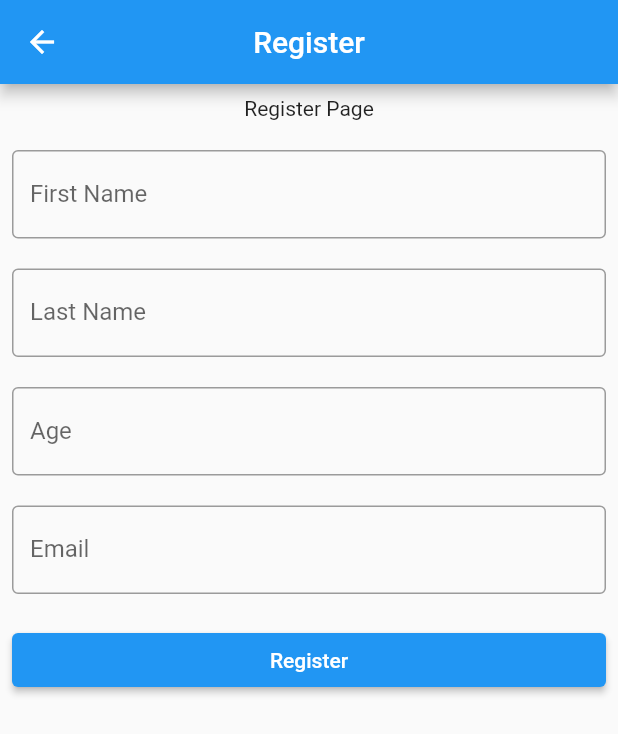
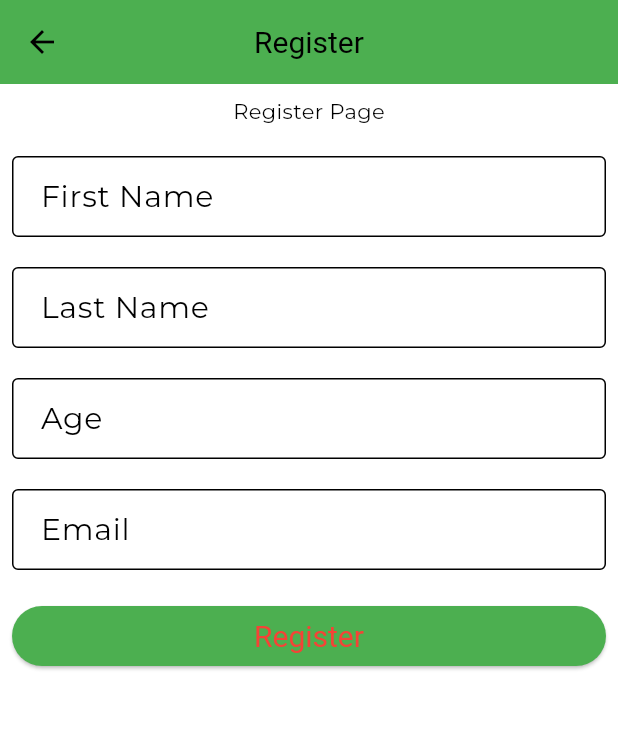
Before and after one commit to kiranrana8973/fonts_and_themes, a Flutter app: the screen it shows after launch, after a tap on "Register", on a phone screen of 412 x 824 dp. Shown: the top 734 px of the screen. Run offline on Flutter 3.47's test engine with Material 2 defaults, Android fonts, the phone set to English and light mode, and no system bars.

Commit message:
added theme

```diff
--- a/lib/main.dart
+++ b/lib/main.dart
@@ -1,4 +1,5 @@
 import 'package:flutter/material.dart';
+import 'package:fonts_and_themes/theme/app_theme.dart';
 import 'package:fonts_and_themes/view/dashboard.dart';
 import 'package:fonts_and_themes/view/login_view.dart';
 import 'package:fonts_and_themes/view/register_view.dart';
@@ -15,6 +16,7 @@ class MyApp extends StatelessWidget {
     return MaterialApp(
       debugShowCheckedModeBanner: false,
       title: 'Fonts and Theme',
+      theme: AppTheme.getApplicationTheme(),
       initialRoute: '/',
       routes: {
         '/': (context) => const LoginView(),
--- /dev/null
+++ b/lib/theme/app_color_constant.dart
@@ -0,0 +1,7 @@
+import 'package:flutter/material.dart';
+
+class AppColorConstant {
+  AppColorConstant._();
+
+  static const Color primaryColor = Colors.green;
+}
--- /dev/null
+++ b/lib/theme/app_theme.dart
@@ -0,0 +1,76 @@
+import 'package:flutter/material.dart';
+import 'package:fonts_and_themes/theme/app_color_constant.dart';
+
+class AppTheme {
+  AppTheme._();
+  static getApplicationTheme() {
+    return ThemeData(
+      // primarySwatch: Colors.pink,
+      // In material 3 primary swatch has been replaced by colorScheme
+      // colorScheme: const ColorScheme.dark(
+      //   primary: Colors.blue,
+      // ),
+      colorScheme: const ColorScheme.light(
+        primary: AppColorConstant.primaryColor,
+      ),
+      fontFamily: 'Montserrat',
+      useMaterial3: true,
+      // Change app bar color
+      appBarTheme: const AppBarTheme(
+        elevation: 0,
+        backgroundColor: AppColorConstant.primaryColor,
+        centerTitle: true,
+        titleTextStyle: TextStyle(
+          color: Colors.black,
+          fontSize: 20,
+        ),
+      ),
+
+      // Change elevated button theme
+      elevatedButtonTheme: ElevatedButtonThemeData(
+        style: ElevatedButton.styleFrom(
+          foregroundColor: Colors.red,
+          backgroundColor: AppColorConstant.primaryColor,
+          textStyle: const TextStyle(
+            fontSize: 20,
+          ),
+        ),
+      ),
+
+      // //Change text form field theme
+      // textTheme: const TextTheme(
+      //   bodyLarge: TextStyle(
+      //     fontSize: 18,
+      //   ),
+      // ),
+
+      // Change text field theme
+      inputDecorationTheme: const InputDecorationTheme(
+        contentPadding: EdgeInsets.all(15),
+        border: OutlineInputBorder(),
+        labelStyle: TextStyle(
+          fontSize: 20,
+        ),
+        errorBorder: OutlineInputBorder(
+          borderSide: BorderSide(
+            color: Colors.red,
+          ),
+        ),
+        focusedBorder: OutlineInputBorder(
+          borderSide: BorderSide(
+            color: Colors.red,
+          ),
+        ),
+      ),
+
+      //Bottom navigation bar theme
+      bottomNavigationBarTheme: const BottomNavigationBarThemeData(
+        backgroundColor: Colors.lightGreen,
+        selectedItemColor: Colors.white,
+        unselectedItemColor: Colors.black,
+        type: BottomNavigationBarType.fixed,
+        elevation: 0,
+      ),
+    );
+  }
+}
--- a/lib/view/dashboard.dart
+++ b/lib/view/dashboard.dart
@@ -13,7 +13,6 @@ class _DashboardViewState extends State<DashboardView> {
     return Scaffold(
       appBar: AppBar(
         title: const Text('Dashboard'),
-        centerTitle: true,
       ),
       body: const Center(
         child: Text('Dashboard Page'),
--- a/lib/view/login_view.dart
+++ b/lib/view/login_view.dart
@@ -8,7 +8,6 @@ class LoginView extends StatelessWidget {
     return Scaffold(
       appBar: AppBar(
         title: const Text('Login'),
-        centerTitle: true,
       ),
       // Create two textform field and elevated button for login page
       body: Padding(
@@ -16,24 +15,42 @@ class LoginView extends StatelessWidget {
         child: Column(
           mainAxisAlignment: MainAxisAlignment.center,
           children: [
+            // const Text(
+            //   'Regular',
+            //   style: TextStyle(
+            //     fontFamily: 'Montserrat',
+            //     fontWeight: FontWeight.normal, // or weight: FontWeight.w400
+            //   ),
+            // ),
+            // const Text(
+            //   'Bold',
+            //   style: TextStyle(
+            //     fontFamily: 'Montserrat',
+            //     fontWeight: FontWeight.bold, // or weight: FontWeight.w700
+            //   ),
+            // ),
+            // const Text(
+            //   'Thin Italic',
+            //   style: TextStyle(
+            //     fontFamily: 'Montserrat',
+            //     fontWeight: FontWeight.w100,
+            //     fontStyle: FontStyle.italic,
+            //   ),
+            // ),
             const Text(
               'Login Page',
               style: TextStyle(
-                fontFamily: 'Montserrat',
                 // fontStyle: FontStyle.italic,
                 fontSize: 30,
-                fontWeight: FontWeight.w700,
+                // fontWeight: FontWeight.w700,
               ),
             ),
             const SizedBox(height: 20),
             const TextField(
               // Add font
               style: TextStyle(
-                fontFamily: 'Montserrat',
-                // fontStyle: FontStyle.italic,
-                fontSize: 20,
-                fontWeight: FontWeight.w700,
-              ),
+                  // fontStyle: FontStyle.italic,
+                  ),
               decoration: InputDecoration(
                 border: OutlineInputBorder(),
                 labelText: 'Email',
--- a/lib/view/register_view.dart
+++ b/lib/view/register_view.dart
@@ -9,7 +9,6 @@ class RegisterView extends StatelessWidget {
     return Scaffold(
       appBar: AppBar(
         title: const Text('Register'),
-        centerTitle: true,
       ),
       body: Padding(
         padding: const EdgeInsets.all(8),
@@ -19,28 +18,24 @@ class RegisterView extends StatelessWidget {
             const SizedBox(height: 20),
             const TextField(
               decoration: InputDecoration(
-                border: OutlineInputBorder(),
                 labelText: 'First Name',
               ),
             ),
             const SizedBox(height: 20),
             const TextField(
               decoration: InputDecoration(
-                border: OutlineInputBorder(),
                 labelText: 'Last Name',
               ),
             ),
             const SizedBox(height: 20),
             const TextField(
               decoration: InputDecoration(
-                border: OutlineInputBorder(),
                 labelText: 'Age',
               ),
             ),
             const SizedBox(height: 20),
             const TextField(
               decoration: InputDecoration(
-                border: OutlineInputBorder(),
                 labelText: 'Email',
               ),
             ),
```
Also changed, not shown: pubspec.yaml (+5 -6 lines).
